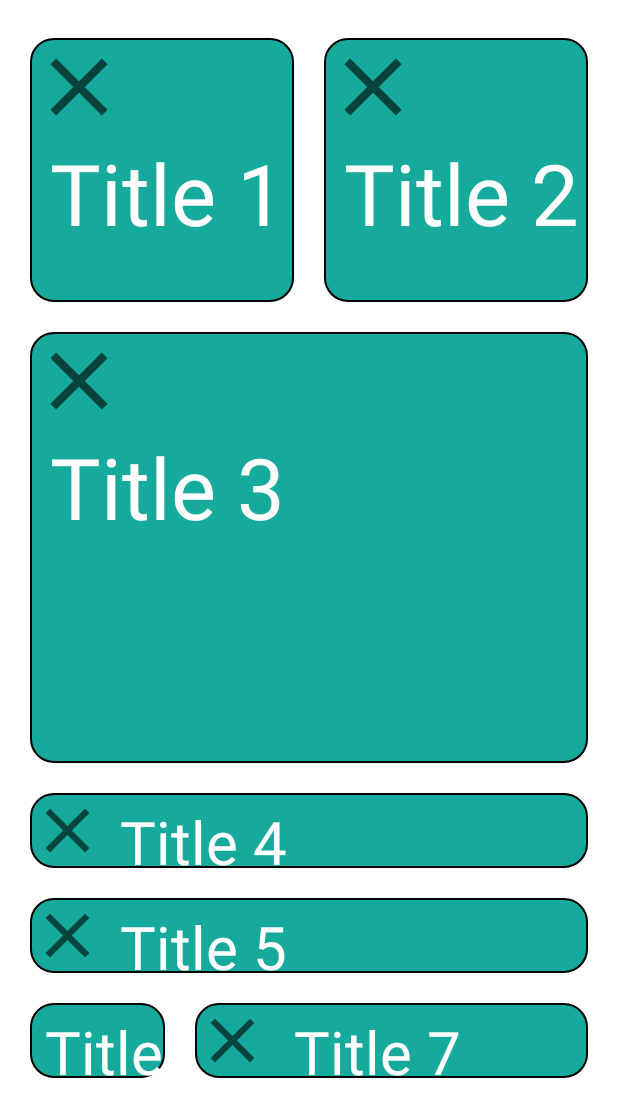
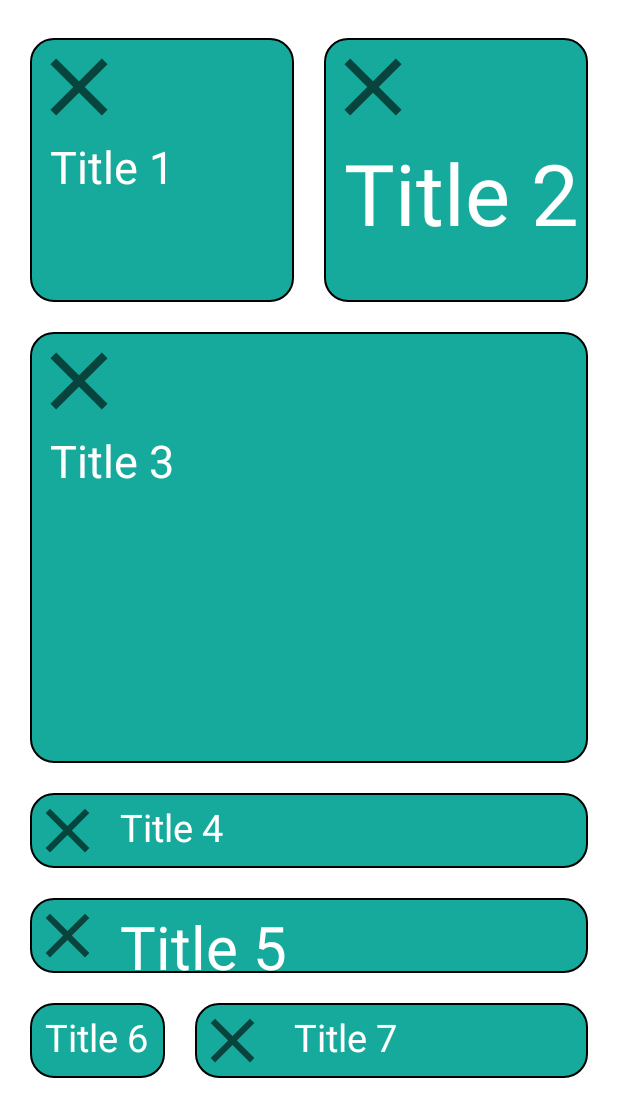
Before and after one commit to Slava0271/new_lesson1, an Android app: the TitleActivity screen opened directly, with no data from a screen before it, on a phone screen of 412 x 824 dp, the part 128-1236 px from its top. Run offline under Robolectric (Android 15) with nearby library versions, the phone set to English and light mode, and no system bars.

Commit message:
add auto-size for text

```diff
--- a/app/src/main/res/layout-land/activity_title.xml
+++ b/app/src/main/res/layout-land/activity_title.xml
@@ -32,6 +32,8 @@
             android:id="@+id/title1Text"
             android:layout_width="wrap_content"
             android:layout_height="wrap_content"
+            app:autoSizeTextType="uniform"
+            app:autoSizePresetSizes="@array/autosize_text_sizes"
             android:layout_marginStart="16dp"
             android:text="@string/title_1"
             android:textColor="@color/white"
@@ -65,6 +67,8 @@
             android:id="@+id/title2Text"
             android:layout_width="wrap_content"
             android:layout_height="wrap_content"
+            app:autoSizeTextType="uniform"
+            app:autoSizePresetSizes="@array/autosize_text_sizes"
             android:layout_marginStart="16dp"
             android:text="@string/title_2"
             android:textColor="@color/white"
@@ -99,6 +103,8 @@
             android:id="@+id/title3Text"
             android:layout_width="wrap_content"
             android:layout_height="wrap_content"
+            app:autoSizeTextType="uniform"
+            app:autoSizePresetSizes="@array/autosize_text_sizes"
             android:layout_marginStart="16dp"
             android:text="@string/title_3"
             android:textColor="@color/white"
@@ -132,6 +138,8 @@
             android:id="@+id/title4Text"
             android:layout_width="wrap_content"
             android:layout_height="wrap_content"
+            app:autoSizeTextType="uniform"
+            app:autoSizePresetSizes="@array/autosize_text_sizes"
             android:layout_marginStart="10dp"
             android:layout_marginTop="5dp"
             android:text="@string/title6"
@@ -192,6 +200,8 @@
             android:id="@+id/title6Text"
             android:layout_width="wrap_content"
             android:layout_height="wrap_content"
+            app:autoSizeTextType="uniform"
+            app:autoSizePresetSizes="@array/autosize_text_sizes"
             android:layout_marginStart="10dp"
             android:layout_marginTop="5dp"
             android:text="@string/title5"
@@ -269,6 +279,8 @@
             android:id="@+id/title7Text"
             android:layout_width="wrap_content"
             android:layout_height="wrap_content"
+            app:autoSizeTextType="uniform"
+            app:autoSizePresetSizes="@array/autosize_text_sizes"
             android:layout_marginStart="10dp"
             android:layout_marginTop="5dp"
             android:text="@string/title4"
--- a/app/src/main/res/layout/activity_title.xml
+++ b/app/src/main/res/layout/activity_title.xml
@@ -45,6 +45,8 @@
         android:id="@+id/textViewResult"
         android:layout_width="wrap_content"
         android:layout_height="wrap_content"
+        app:autoSizeTextType="uniform"
+        app:autoSizePresetSizes="@array/autosize_text_sizes"
         android:layout_marginStart="20dp"
         android:layout_marginTop="10dp"
         android:text="@string/hello_username"
@@ -113,6 +115,8 @@
             android:id="@+id/title1Text"
             android:layout_width="wrap_content"
             android:layout_height="wrap_content"
+            app:autoSizeTextType="uniform"
+            app:autoSizePresetSizes="@array/autosize_text_sizes"
             android:layout_marginStart="13dp"
             android:text="@string/title_1"
             android:textColor="@color/white"
@@ -148,6 +152,8 @@
             android:id="@+id/title3Text"
             android:layout_width="wrap_content"
             android:layout_height="wrap_content"
+            app:autoSizeTextType="uniform"
+            app:autoSizePresetSizes="@array/autosize_text_sizes"
             android:layout_marginStart="13dp"
             android:text="@string/title_3"
             android:textColor="@color/white"
@@ -181,6 +187,8 @@
             android:id="@+id/title4Text"
             android:layout_width="wrap_content"
             android:layout_height="wrap_content"
+            app:autoSizeTextType="uniform"
+            app:autoSizePresetSizes="@array/autosize_text_sizes"
             android:layout_marginStart="10dp"
             android:layout_marginTop="5dp"
             android:text="@string/title4"
@@ -208,6 +216,8 @@
             android:id="@+id/imageViewTitle5"
             android:layout_width="50dp"
             android:layout_height="50dp"
+            app:autoSizeTextType="uniform"
+            app:autoSizePresetSizes="@array/autosize_text_sizes"
             android:hapticFeedbackEnabled="false"
             app:layout_constraintStart_toStartOf="parent"
             app:layout_constraintTop_toTopOf="parent"
@@ -242,6 +252,8 @@
             android:id="@+id/title6Text"
             android:layout_width="wrap_content"
             android:layout_height="wrap_content"
+            app:autoSizeTextType="uniform"
+            app:autoSizePresetSizes="@array/autosize_text_sizes"
             android:layout_marginStart="10dp"
             android:layout_marginTop="5dp"
             android:text="@string/title6"
@@ -278,6 +290,8 @@
             android:id="@+id/title7Text"
             android:layout_width="wrap_content"
             android:layout_height="0dp"
+            app:autoSizeTextType="uniform"
+            app:autoSizePresetSizes="@array/autosize_text_sizes"
             android:layout_marginStart="16dp"
             android:layout_marginTop="5dp"
             android:text="@string/title7"
--- /dev/null
+++ b/app/src/main/res/values/dimens.xml
@@ -0,0 +1,10 @@
+<?xml version="1.0" encoding="utf-8"?>
+<resources>
+    <array name="autosize_text_sizes">
+        <item>20sp</item>
+        <item>25sp</item>
+        <item>30sp</item>
+        <item>40sp</item>
+        <item>100sp</item>
+    </array>
+</resources>
```
